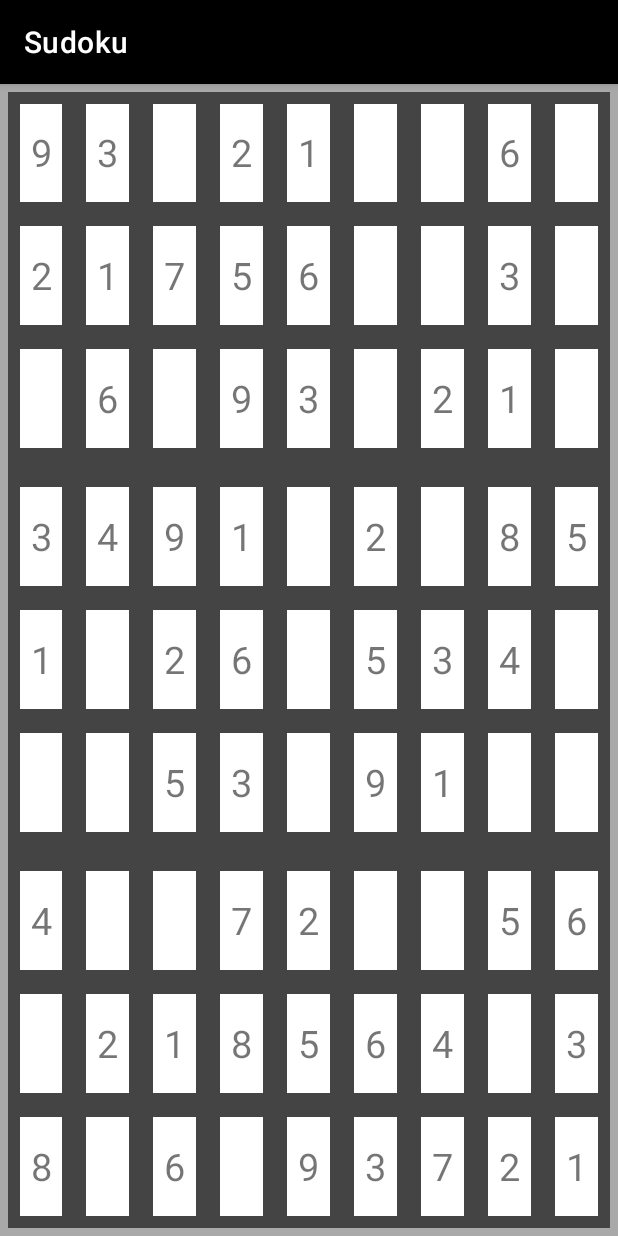
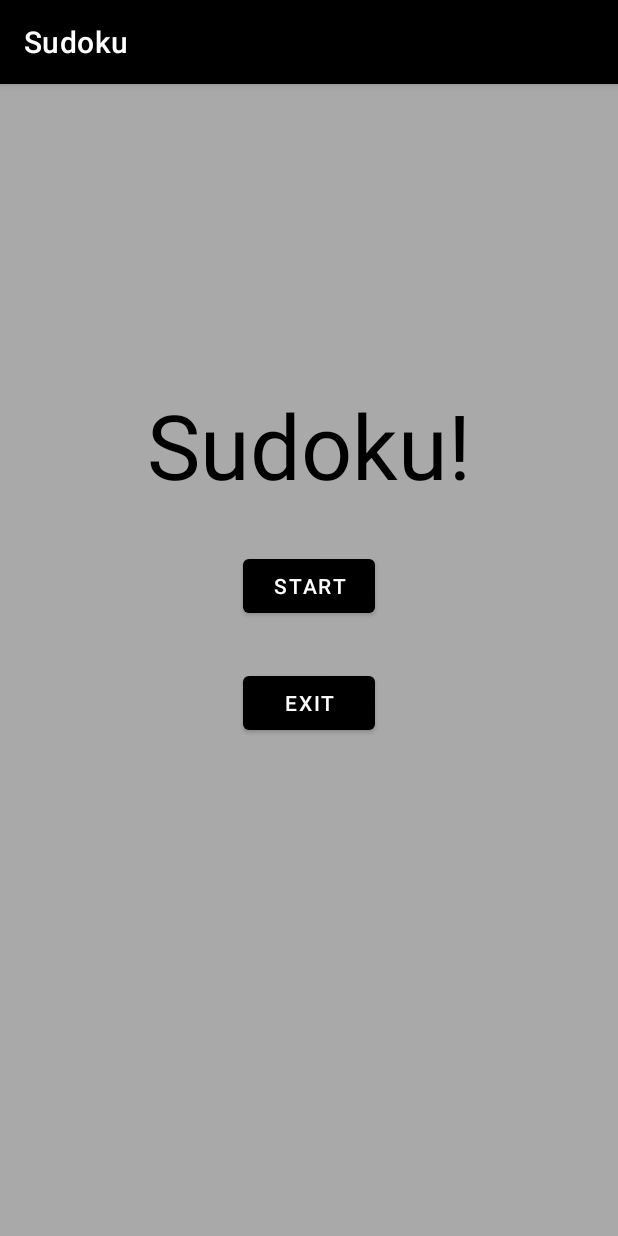
Before and after one commit to rnawlsgk/androidClass-sudoku, an Android app: the screen it shows after launch (MainActivity before the commit, StartActivity after it), on a phone screen of 412 x 824 dp. Run offline under Robolectric (Android 15) with nearby library versions, the phone set to English and light mode, and no system bars.

Commit message:
add StartActivity

```diff
--- a/app/src/main/AndroidManifest.xml
+++ b/app/src/main/AndroidManifest.xml
@@ -14,13 +14,15 @@
         android:theme="@style/Theme.Sudoku"
         tools:targetApi="31">
         <activity
-            android:name=".MainActivity"
-            android:exported="true" >
+            android:name=".StartActivity"
+            android:exported="true">
             <intent-filter>
                 <action android:name="android.intent.action.MAIN" />
+
                 <category android:name="android.intent.category.LAUNCHER" />
             </intent-filter>
         </activity>
+        <activity android:name=".MainActivity" />
     </application>
 
 </manifest>
--- a/app/src/main/java/com/example/sudoku/MainActivity.java
+++ b/app/src/main/java/com/example/sudoku/MainActivity.java
@@ -15,6 +15,7 @@ import android.widget.LinearLayout;
 import android.widget.TableLayout;
 import android.widget.TableRow;
 import android.widget.TextView;
+import android.widget.Toast;
 import android.widget.ToggleButton;
 
 import java.util.HashMap;
@@ -53,6 +54,19 @@ public class MainActivity extends AppCompatActivity {
     Button btnMemoCancel, btnMemoDelete, btnMemoOk;
     boolean[] checkedMemoNumber = new boolean[9];
     ToggleButton[] memoToggleButton = new ToggleButton[9];
+
+    //뒤로가기 2번 눌러야 앱 종료
+    private long backBtnTime;
+    @Override
+    public void onBackPressed() {
+        long curTime = System.currentTimeMillis();
+        long gapTime = curTime - backBtnTime;
+        if(0<=gapTime&&2000>=gapTime){
+            super.onBackPressed();
+        }else{
+            backBtnTime =curTime;
+            Toast.makeText(MainActivity.this,"한번 더 누르면 종료됩니다.",Toast.LENGTH_SHORT).show(); }
+    }
 
     @Override
     protected void onCreate(Bundle savedInstanceState) {
--- /dev/null
+++ b/app/src/main/java/com/example/sudoku/StartActivity.java
@@ -0,0 +1,37 @@
+package com.example.sudoku;
+
+import androidx.appcompat.app.AppCompatActivity;
+
+import android.content.Intent;
+import android.os.Bundle;
+import android.view.View;
+import android.widget.Button;
+
+public class StartActivity extends AppCompatActivity {
+
+    Button startButton, exitButton;
+
+    @Override
+    protected void onCreate(Bundle savedInstanceState) {
+        super.onCreate(savedInstanceState);
+        setContentView(R.layout.activity_start);
+
+        startButton = (Button) findViewById(R.id.btnStart);
+        startButton.setOnClickListener(new View.OnClickListener() {
+            @Override
+            public void onClick(View view) {
+                Intent intent = new Intent(StartActivity.this, MainActivity.class);
+                startActivity(intent);
+                finish();
+            }
+        });
+
+        exitButton = (Button) findViewById(R.id.btnExit);
+        exitButton.setOnClickListener(new View.OnClickListener() {
+            @Override
+            public void onClick(View view) {
+                finish();
+            }
+        });
+    }
+}
--- /dev/null
+++ b/app/src/main/res/layout/activity_start.xml
@@ -0,0 +1,43 @@
+<?xml version="1.0" encoding="utf-8"?>
+<androidx.constraintlayout.widget.ConstraintLayout xmlns:android="http://schemas.android.com/apk/res/android"
+    xmlns:app="http://schemas.android.com/apk/res-auto"
+    xmlns:tools="http://schemas.android.com/tools"
+    android:layout_width="match_parent"
+    android:layout_height="match_parent"
+    tools:context=".StartActivity"
+    android:background="@color/dkgray">
+
+    <TextView
+        android:id="@+id/textView"
+        android:layout_width="wrap_content"
+        android:layout_height="wrap_content"
+        android:layout_marginTop="200dp"
+
+        app:layout_constraintEnd_toEndOf="parent"
+        app:layout_constraintStart_toStartOf="parent"
+        app:layout_constraintTop_toTopOf="parent"
+
+        android:text="Sudoku!"
+        android:textColor="@color/black"
+        android:textSize="60sp"/>
+
+    <Button
+        android:id="@+id/btnStart"
+        android:layout_width="wrap_content"
+        android:layout_height="wrap_content"
+        android:layout_marginTop="30dp"
+        app:layout_constraintTop_toBottomOf="@+id/textView"
+        app:layout_constraintStart_toStartOf="parent"
+        app:layout_constraintEnd_toEndOf="parent"
+        android:text="start" />
+    <Button
+        android:id="@+id/btnExit"
+        android:layout_width="wrap_content"
+        android:layout_height="wrap_content"
+        android:layout_marginTop="30dp"
+        app:layout_constraintTop_toBottomOf="@+id/btnStart"
+        app:layout_constraintStart_toStartOf="parent"
+        app:layout_constraintEnd_toEndOf="parent"
+        android:text="exit" />
+
+</androidx.constraintlayout.widget.ConstraintLayout>
```
Also changed, not shown: 1 other file.
